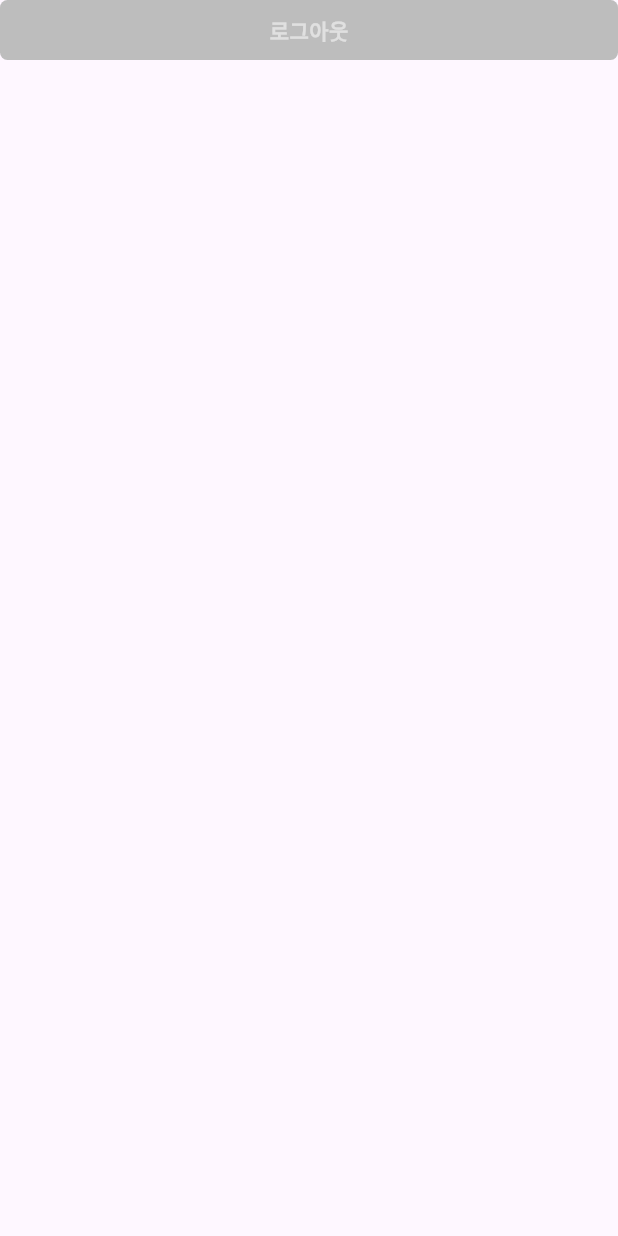
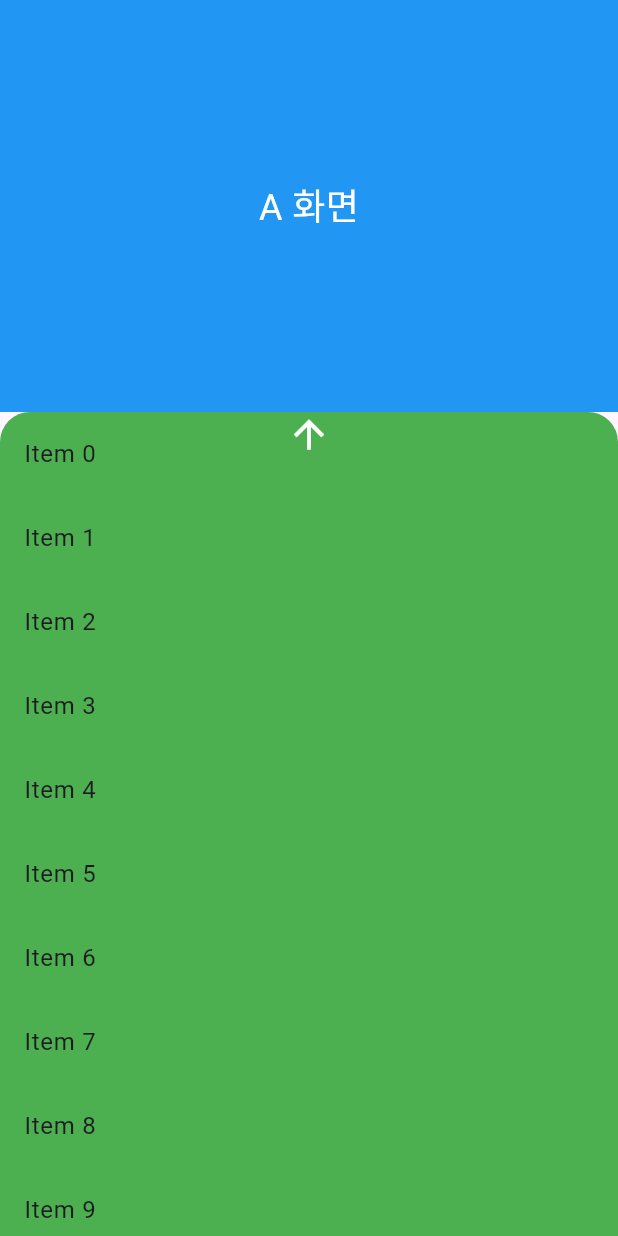
Before and after one commit to eastZoo/haedal, a Flutter app: the MoreScreen screen opened directly, on a phone screen of 412 x 824 dp. Run offline on Flutter 3.47's test engine with Material 3 defaults, Android fonts, the phone set to English and light mode, and no system bars; our stand-ins replace auto_size_text, cached_network_image, dio, flutter_compass, flutter_dotenv, flutter_easyloading and 18 more; missing offline and left inert: dart:ffi, flutter_naver_login, flutter_naver_map, kakao_flutter_sdk, kakao_flutter_sdk_user, kpostal; accounts and stored records are empty; Roboto replaces fonts that are missing (Pretendard).

Commit message:
UPDATE : memo화면 테스트 UI

```diff
--- a/lib/screens/tab_menu_screen/more_screen.dart
+++ b/lib/screens/tab_menu_screen/more_screen.dart
@@ -7,34 +7,69 @@ class MoreScreen extends StatefulWidget {
   const MoreScreen({super.key});
 
   @override
-  State<MoreScreen> createState() => _MoreScreenState();
+  _MoreScreenState createState() => _MoreScreenState();
 }
 
 class _MoreScreenState extends State<MoreScreen> {
-  void logOut() {
-    const storage = FlutterSecureStorage();
-    storage.delete(key: "accessToken");
-
-    Navigator.pushNamedAndRemoveUntil(context, "/login", (route) => false);
-  }
+  bool isExpanded = false;
 
   @override
   Widget build(BuildContext context) {
     return Scaffold(
       body: Column(
         children: [
+          AnimatedContainer(
+            duration: const Duration(milliseconds: 500),
+            height: isExpanded ? 0 : MediaQuery.of(context).size.height / 3,
+            child: Container(
+              color: Colors.blue,
+              child: const Center(
+                  child: Text('A 화면',
+                      style: TextStyle(color: Colors.white, fontSize: 24))),
+            ),
+          ),
           Expanded(
-              child: Column(
-            children: [
-              MyButton(
-                key: const ValueKey("근무표"),
-                onTap: () {
-                  logOut();
-                },
-                title: '로그아웃',
+            child: GestureDetector(
+              onTap: () {
+                setState(() {
+                  isExpanded = !isExpanded;
+                });
+              },
+              child: AnimatedContainer(
+                duration: const Duration(milliseconds: 500),
+                height: isExpanded
+                    ? MediaQuery.of(context).size.height
+                    : MediaQuery.of(context).size.height / 3,
+                decoration: const BoxDecoration(
+                  color: Colors.green,
+                  borderRadius: BorderRadius.only(
+                    topLeft: Radius.circular(20),
+                    topRight: Radius.circular(20),
+                  ),
+                ),
+                child: Stack(
+                  children: [
+                    ListView.builder(
+                      itemCount: 30, // 예시로 30개의 아이템을 생성
+                      itemBuilder: (context, index) {
+                        return ListTile(
+                          title: Text('Item $index'),
+                        );
+                      },
+                    ),
+                    Align(
+                      alignment: Alignment.topCenter,
+                      child: Icon(
+                        isExpanded ? Icons.arrow_downward : Icons.arrow_upward,
+                        color: Colors.white,
+                        size: 30,
+                      ),
+                    ),
+                  ],
+                ),
               ),
-            ],
-          ))
+            ),
+          ),
         ],
       ),
     );
```
